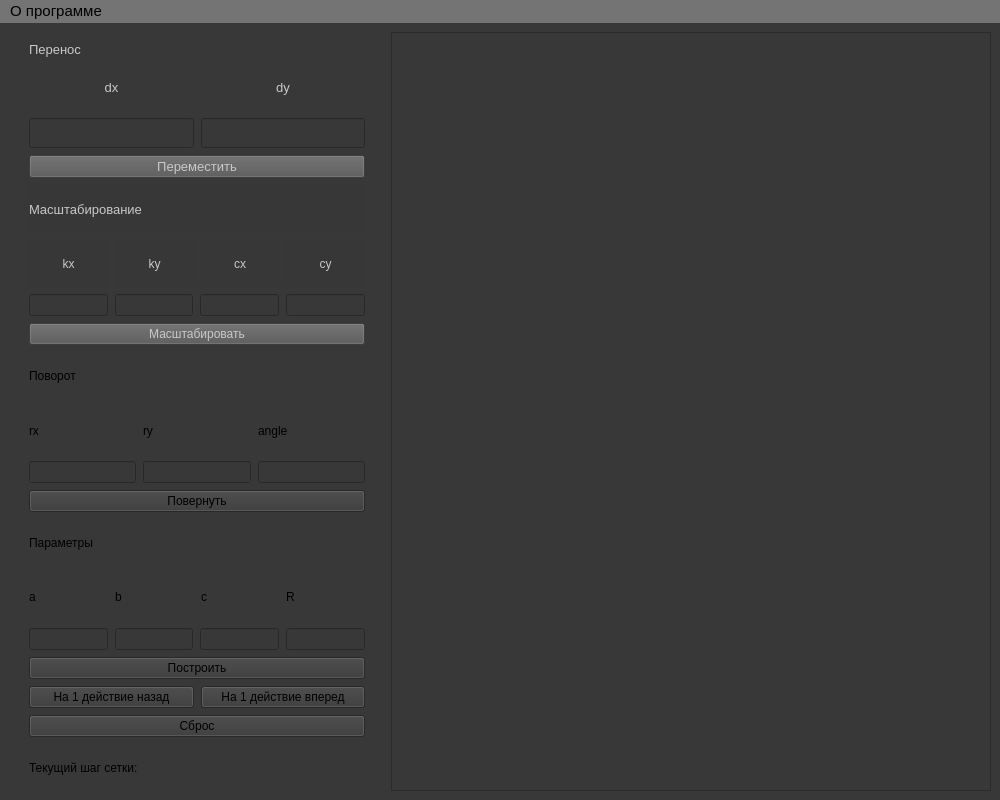
NikolayL2sch/cg_bmstu, file lab_02_19/template.ui: the form before one commit.
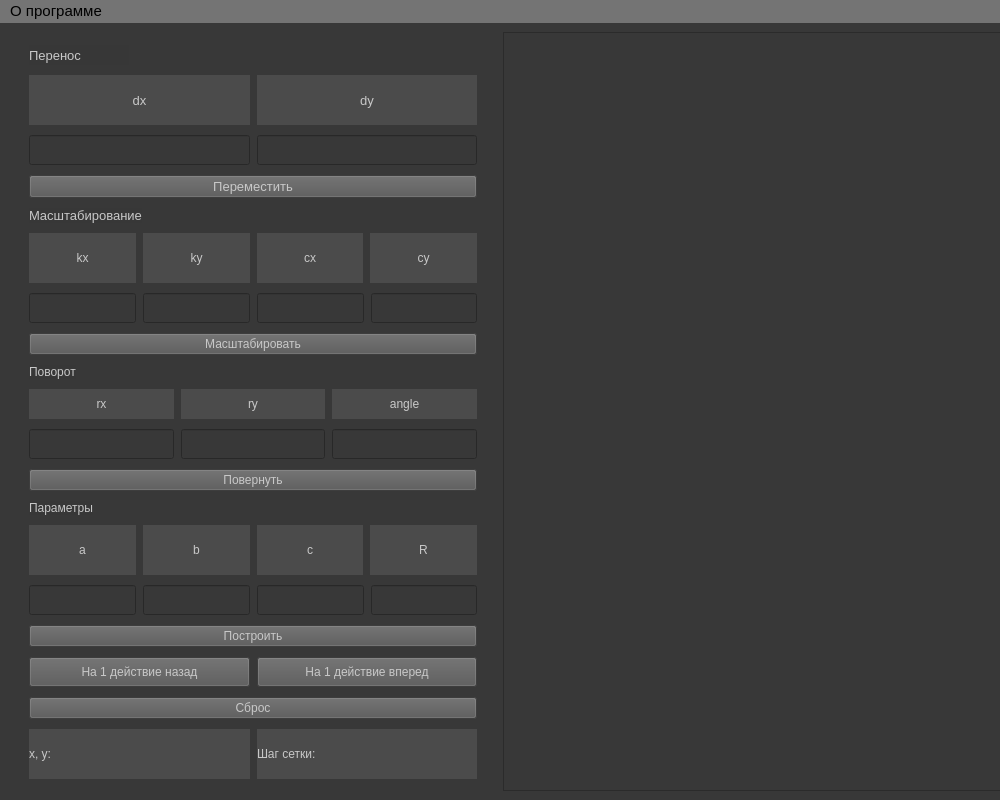
The form after the commit.

Commit message: add move canvas methods

```diff
--- a/lab_02_19/template.ui
+++ b/lab_02_19/template.ui
@@ -96,6 +96,12 @@
           <verstretch>0</verstretch>
          </sizepolicy>
         </property>
+        <property name="maximumSize">
+         <size>
+          <width>100</width>
+          <height>20</height>
+         </size>
+        </property>
         <property name="font">
          <font>
           <pointsize>10</pointsize>
@@ -103,8 +109,6 @@
         </property>
         <property name="styleSheet">
          <string notr="true">color: rgb(200, 200, 200);
-border-color: rgb(131, 131, 131);
-gridline-color: rgb(95, 95, 95);
 background-color: rgb(55, 55, 55);</string>
         </property>
         <property name="text">
@@ -119,7 +123,7 @@
           <item>
            <widget class="QLabel" name="dx_label">
             <property name="sizePolicy">
-             <sizepolicy hsizetype="Minimum" vsizetype="Minimum">
+             <sizepolicy hsizetype="Fixed" vsizetype="Fixed">
               <horstretch>0</horstretch>
               <verstretch>0</verstretch>
              </sizepolicy>
@@ -137,7 +141,8 @@
             </property>
             <property name="styleSheet">
              <string notr="true">color: rgb(200, 200, 200);
-border-color: rgb(255, 255, 255);</string>
+border-color: rgb(255, 255, 255);
+background-color: rgb(75, 75, 75);</string>
             </property>
             <property name="text">
              <string>dx</string>
@@ -153,7 +158,7 @@
           <item>
            <widget class="QLabel" name="dy_label">
             <property name="sizePolicy">
-             <sizepolicy hsizetype="Minimum" vsizetype="Minimum">
+             <sizepolicy hsizetype="Fixed" vsizetype="Fixed">
               <horstretch>0</horstretch>
               <verstretch>0</verstretch>
              </sizepolicy>
@@ -171,7 +176,8 @@
             </property>
             <property name="styleSheet">
              <string notr="true">color: rgb(200, 200, 200);
-border-color: rgb(255, 255, 255);</string>
+border-color: rgb(255, 255, 255);
+background-color: rgb(75, 75, 75);</string>
             </property>
             <property name="text">
              <string>dy</string>
@@ -190,7 +196,7 @@
         <item>
          <widget class="QLineEdit" name="set_dx">
           <property name="sizePolicy">
-           <sizepolicy hsizetype="Minimum" vsizetype="Fixed">
+           <sizepolicy hsizetype="Fixed" vsizetype="Fixed">
             <horstretch>0</horstretch>
             <verstretch>0</verstretch>
            </sizepolicy>
@@ -217,7 +223,7 @@
         <item>
          <widget class="QLineEdit" name="set_dy">
           <property name="sizePolicy">
-           <sizepolicy hsizetype="Minimum" vsizetype="Fixed">
+           <sizepolicy hsizetype="Fixed" vsizetype="Fixed">
             <horstretch>0</horstretch>
             <verstretch>0</verstretch>
            </sizepolicy>
@@ -246,7 +252,7 @@
       <item>
        <widget class="QPushButton" name="move_action_button">
         <property name="sizePolicy">
-         <sizepolicy hsizetype="Minimum" vsizetype="Fixed">
+         <sizepolicy hsizetype="Fixed" vsizetype="Fixed">
           <horstretch>0</horstretch>
           <verstretch>0</verstretch>
          </sizepolicy>
@@ -259,7 +265,7 @@
         </property>
         <property name="maximumSize">
          <size>
-          <width>700</width>
+          <width>650</width>
           <height>16777215</height>
          </size>
         </property>
@@ -279,6 +285,12 @@
       </item>
       <item>
        <widget class="QLabel" name="scale_label">
+        <property name="sizePolicy">
+         <sizepolicy hsizetype="Fixed" vsizetype="Fixed">
+          <horstretch>0</horstretch>
+          <verstretch>0</verstretch>
+         </sizepolicy>
+        </property>
         <property name="font">
          <font>
           <pointsize>10</pointsize>
@@ -299,6 +311,18 @@
        <layout class="QHBoxLayout" name="horizontalLayout_4">
         <item>
          <widget class="QLabel" name="kx_scale_label">
+          <property name="sizePolicy">
+           <sizepolicy hsizetype="Fixed" vsizetype="Fixed">
+            <horstretch>0</horstretch>
+            <verstretch>0</verstretch>
+           </sizepolicy>
+          </property>
+          <property name="maximumSize">
+           <size>
+            <width>130</width>
+            <height>50</height>
+           </size>
+          </property>
           <property name="layoutDirection">
            <enum>Qt::LeftToRight</enum>
           </property>
@@ -307,7 +331,7 @@
 font: 10pt &quot;Segoe UI&quot;;
 border-color: rgb(131, 131, 131);
 gridline-color: rgb(95, 95, 95);
-background-color: rgb(55, 55, 55);</string>
+background-color: rgb(75, 75, 75);</string>
           </property>
           <property name="text">
            <string>kx</string>
@@ -319,12 +343,24 @@
         </item>
         <item>
          <widget class="QLabel" name="ky_scale_label">
+          <property name="sizePolicy">
+           <sizepolicy hsizetype="Fixed" vsizetype="Fixed">
+            <horstretch>0</horstretch>
+            <verstretch>0</verstretch>
+           </sizepolicy>
+          </property>
+          <property name="maximumSize">
+           <size>
+            <width>130</width>
+            <height>50</height>
+           </size>
+          </property>
           <property name="styleSheet">
            <string notr="true">color: rgb(200, 200, 200);
 font: 10pt &quot;Segoe UI&quot;;
 border-color: rgb(131, 131, 131);
 gridline-color: rgb(95, 95, 95);
-background-color: rgb(55, 55, 55);</string>
+background-color: rgb(75, 75, 75);</string>
           </property>
           <property name="text">
            <string>ky</string>
@@ -336,12 +372,24 @@
         </item>
         <item>
          <widget class="QLabel" name="cx_scale_label">
+          <property name="sizePolicy">
+           <sizepolicy hsizetype="Fixed" vsizetype="Fixed">
+            <horstretch>0</horstretch>
+            <verstretch>0</verstretch>
+           </sizepolicy>
+          </property>
+          <property name="maximumSize">
+           <size>
+            <width>130</width>
+            <height>50</height>
+           </size>
+          </property>
           <property name="styleSheet">
            <string notr="true">color: rgb(200, 200, 200);
 font: 10pt &quot;Segoe UI&quot;;
 border-color: rgb(131, 131, 131);
 gridline-color: rgb(95, 95, 95);
-background-color: rgb(55, 55, 55);</string>
+background-color: rgb(75, 75, 75);</string>
           </property>
           <property name="text">
            <string>cx</string>
@@ -353,12 +401,24 @@
         </item>
         <item>
          <widget class="QLabel" name="cy_scale_label">
+          <property name="sizePolicy">
+           <sizepolicy hsizetype="Fixed" vsizetype="Fixed">
+            <horstretch>0</horstretch>
+            <verstretch>0</verstretch>
+           </sizepolicy>
+          </property>
+          <property name="maximumSize">
+           <size>
+            <width>130</width>
+            <height>50</height>
+           </size>
+          </property>
           <property name="styleSheet">
            <string notr="true">color: rgb(200, 200, 200);
 font: 10pt &quot;Segoe UI&quot;;
 border-color: rgb(131, 131, 131);
 gridline-color: rgb(95, 95, 95);
-background-color: rgb(55, 55, 55);</string>
+background-color: rgb(75, 75, 75);</string>
           </property>
           <property name="text">
            <string>cy</string>
@@ -374,6 +434,18 @@
        <layout class="QHBoxLayout" name="horizontalLayout_5">
         <item>
          <widget class="QLineEdit" name="set_kx">
+          <property name="sizePolicy">
+           <sizepolicy hsizetype="Fixed" vsizetype="Fixed">
+            <horstretch>0</horstretch>
+            <verstretch>0</verstretch>
+           </sizepolicy>
+          </property>
+          <property name="maximumSize">
+           <size>
+            <width>130</width>
+            <height>30</height>
+           </size>
+          </property>
           <property name="styleSheet">
            <string notr="true">border-color: rgb(255, 255, 255);
 color: rgb(255, 255, 255);
@@ -383,6 +455,18 @@
         </item>
         <item>
          <widget class="QLineEdit" name="set_ky">
+          <property name="sizePolicy">
+           <sizepolicy hsizetype="Fixed" vsizetype="Fixed">
+            <horstretch>0</horstretch>
+            <verstretch>0</verstretch>
+           </sizepolicy>
+          </property>
+          <property name="maximumSize">
+           <size>
+            <width>130</width>
+            <height>30</height>
+           </size>
+          </property>
           <property name="styleSheet">
            <string notr="true">border-color: rgb(255, 255, 255);
 color: rgb(255, 255, 255);
@@ -392,6 +476,18 @@
         </item>
         <item>
          <widget class="QLineEdit" name="set_cx">
+          <property name="sizePolicy">
+           <sizepolicy hsizetype="Fixed" vsizetype="Fixed">
+            <horstretch>0</horstretch>
+            <verstretch>0</verstretch>
+           </sizepolicy>
+          </property>
+          <property name="maximumSize">
+           <size>
+            <width>130</width>
+            <height>30</height>
+           </size>
+          </property>
           <property name="styleSheet">
            <string notr="true">border-color: rgb(255, 255, 255);
 color: rgb(255, 255, 255);
@@ -401,6 +497,18 @@
         </item>
         <item>
          <widget class="QLineEdit" name="set_cy">
+          <property name="sizePolicy">
+           <sizepolicy hsizetype="Fixed" vsizetype="Fixed">
+            <horstretch>0</horstretch>
+            <verstretch>0</verstretch>
+           </sizepolicy>
+          </property>
+          <property name="maximumSize">
+           <size>
+            <width>130</width>
+            <height>30</height>
+           </size>
+          </property>
           <property name="styleSheet">
            <string notr="true">border-color: rgb(255, 255, 255);
 color: rgb(255, 255, 255);
@@ -412,6 +520,18 @@
       </item>
       <item>
        <widget class="QPushButton" name="scale_action_button">
+        <property name="sizePolicy">
+         <sizepolicy hsizetype="Fixed" vsizetype="Fixed">
+          <horstretch>0</horstretch>
+          <verstretch>0</verstretch>
+         </sizepolicy>
+        </property>
+        <property name="maximumSize">
+         <size>
+          <width>650</width>
+          <height>16777215</height>
+         </size>
+        </property>
         <property name="styleSheet">
          <string notr="true">color: rgb(200, 200, 200);
 font: 10pt &quot;Segoe UI&quot;;
@@ -423,7 +543,20 @@
        </widget>
       </item>
       <item>
-       <widget class="QLabel" name="label_8">
+       <widget class="QLabel" name="rotate_label">
+        <property name="sizePolicy">
+         <sizepolicy hsizetype="Fixed" vsizetype="Fixed">
+          <horstretch>0</horstretch>
+          <verstretch>0</verstretch>
+         </sizepolicy>
+        </property>
+        <property name="styleSheet">
+         <string notr="true">color: rgb(200, 200, 200);
+border-color: rgb(131, 131, 131);
+gridline-color: rgb(95, 95, 95);
+background-color: rgb(55, 55, 55);
+font: 10pt &quot;Segoe UI&quot;;</string>
+        </property>
         <property name="text">
          <string>Поворот</string>
         </property>
@@ -432,24 +565,89 @@
       <item>
        <layout class="QHBoxLayout" name="horizontalLayout_6">
         <item>
-         <widget class="QLabel" name="label_11">
+         <widget class="QLabel" name="rx_label">
+          <property name="sizePolicy">
+           <sizepolicy hsizetype="Fixed" vsizetype="Fixed">
+            <horstretch>0</horstretch>
+            <verstretch>0</verstretch>
+           </sizepolicy>
+          </property>
+          <property name="maximumSize">
+           <size>
+            <width>190</width>
+            <height>30</height>
+           </size>
+          </property>
+          <property name="styleSheet">
+           <string notr="true">color: rgb(200, 200, 200);
+font: 10pt &quot;Segoe UI&quot;;
+border-color: rgb(255, 255, 255);
+background-color: rgb(75, 75, 75);</string>
+          </property>
           <property name="text">
            <string>rx</string>
           </property>
+          <property name="alignment">
+           <set>Qt::AlignCenter</set>
+          </property>
          </widget>
         </item>
         <item>
-         <widget class="QLabel" name="label_10">
+         <widget class="QLabel" name="ry_label">
+          <property name="sizePolicy">
+           <sizepolicy hsizetype="Fixed" vsizetype="Fixed">
+            <horstretch>0</horstretch>
+            <verstretch>0</verstretch>
+           </sizepolicy>
+          </property>
+          <property name="maximumSize">
+           <size>
+            <width>190</width>
+            <height>30</height>
+           </size>
+          </property>
+          <property name="styleSheet">
+           <string notr="true">color: rgb(200, 200, 200);
+font: 10pt &quot;Segoe UI&quot;;
+border-color: rgb(131, 131, 131);
+gridline-color: rgb(95, 95, 95);
+background-color: rgb(75, 75, 75);</string>
+          </property>
           <property name="text">
            <string>ry</string>
           </property>
+          <property name="alignment">
+           <set>Qt::AlignCenter</set>
+          </property>
          </widget>
         </item>
         <item>
-         <widget class="QLabel" name="label_9">
+         <widget class="QLabel" name="angle_label">
+          <property name="sizePolicy">
+           <sizepolicy hsizetype="Fixed" vsizetype="Fixed">
+            <horstretch>0</horstretch>
+            <verstretch>0</verstretch>
+           </sizepolicy>
+          </property>
+          <property name="maximumSize">
+           <size>
+            <width>190</width>
+            <height>30</height>
+           </size>
+          </property>
+          <property name="styleSheet">
+           <string notr="true">color: rgb(200, 200, 200);
+font: 10pt &quot;Segoe UI&quot;;
+border-color: rgb(131, 131, 131);
+gridline-color: rgb(95, 95, 95);
+background-color: rgb(75, 75, 75);</string>
+          </property>
           <property name="text">
            <string>angle</string>
           </property>
+          <property name="alignment">
+           <set>Qt::AlignCenter</set>
+          </property>
          </widget>
         </item>
        </layout>
@@ -457,18 +655,89 @@
       <item>
        <layout class="QHBoxLayout" name="horizontalLayout_7">
         <item>
-         <widget class="QLineEdit" name="lineEdit_8"/>
+         <widget class="QLineEdit" name="set_rx">
+          <property name="sizePolicy">
+           <sizepolicy hsizetype="Fixed" vsizetype="Fixed">
+            <horstretch>0</horstretch>
+            <verstretch>0</verstretch>
+           </sizepolicy>
+          </property>
+          <property name="maximumSize">
+           <size>
+            <width>190</width>
+            <height>30</height>
+           </size>
+          </property>
+          <property name="styleSheet">
+           <string notr="true">border-color: rgb(255, 255, 255);
+color: rgb(255, 255, 255);
+font: 10pt &quot;Segoe UI&quot;;</string>
+          </property>
+         </widget>
         </item>
         <item>
-         <widget class="QLineEdit" name="lineEdit_9"/>
+         <widget class="QLineEdit" name="set_ry">
+          <property name="sizePolicy">
+           <sizepolicy hsizetype="Fixed" vsizetype="Fixed">
+            <horstretch>0</horstretch>
+            <verstretch>0</verstretch>
+           </sizepolicy>
+          </property>
+          <property name="maximumSize">
+           <size>
+            <width>190</width>
+            <height>30</height>
+           </size>
+          </property>
+          <property name="styleSheet">
+           <string notr="true">border-color: rgb(255, 255, 255);
+color: rgb(255, 255, 255);
+font: 10pt &quot;Segoe UI&quot;;</string>
+          </property>
+         </widget>
         </item>
         <item>
-         <widget class="QLineEdit" name="lineEdit_7"/>
+         <widget class="QLineEdit" name="set_angle">
+          <property name="sizePolicy">
+           <sizepolicy hsizetype="Fixed" vsizetype="Fixed">
+            <horstretch>0</horstretch>
+            <verstretch>0</verstretch>
+           </sizepolicy>
+          </property>
+          <property name="maximumSize">
+           <size>
+            <width>190</width>
+            <height>30</height>
+           </size>
+          </property>
+          <property name="styleSheet">
+           <string notr="true">border-color: rgb(255, 255, 255);
+color: rgb(255, 255, 255);
+font: 10pt &quot;Segoe UI&quot;;</string>
+          </property>
+         </widget>
         </item>
        </layout>
       </item>
       <item>
-       <widget class="QPushButton" name="pushButton_3">
+       <widget class="QPushButton" name="rotate_action_button">
+        <property name="sizePolicy">
+         <sizepolicy hsizetype="Fixed" vsizetype="Fixed">
+          <horstretch>0</horstretch>
+          <verstretch>0</verstretch>
+         </sizepolicy>
+        </property>
+        <property name="maximumSize">
+         <size>
+          <width>650</width>
+          <height>16777215</height>
+         </size>
+        </property>
+        <property name="styleSheet">
+         <string notr="true">color: rgb(200, 200, 200);
+font: 10pt &quot;Segoe UI&quot;;
+background-color: rgb(86, 86, 86);</string>
+        </property>
         <property name="text">
          <string>Повернуть</string>
         </property>
@@ -476,6 +745,19 @@
       </item>
       <item>
        <widget class="QLabel" name="label_12">
+        <property name="sizePolicy">
+         <sizepolicy hsizetype="Fixed" vsizetype="Fixed">
+          <horstretch>0</horstretch>
+          <verstretch>0</verstretch>
+         </sizepolicy>
+        </property>
+        <property name="styleSheet">
+         <string notr="true">color: rgb(200, 200, 200);
+border-color: rgb(131, 131, 131);
+gridline-color: rgb(95, 95, 95);
+background-color: rgb(55, 55, 55);
+font: 10pt &quot;Segoe UI&quot;;</string>
+        </property>
         <property name="text">
          <string>Параметры</string>
         </property>
@@ -484,31 +766,119 @@
       <item>
        <layout class="QHBoxLayout" name="horizontalLayout_10">
         <item>
-         <widget class="QLabel" name="label_14">
+         <widget class="QLabel" name="a_coeff_label">
+          <property name="sizePolicy">
+           <sizepolicy hsizetype="Fixed" vsizetype="Fixed">
+            <horstretch>0</horstretch>
+            <verstretch>0</verstretch>
+           </sizepolicy>
+          </property>
+          <property name="maximumSize">
+           <size>
+            <width>130</width>
+            <height>50</height>
+           </size>
+          </property>
+          <property name="styleSheet">
+           <string notr="true">color: rgb(200, 200, 200);
+font: 10pt &quot;Segoe UI&quot;;
+border-color: rgb(131, 131, 131);
+gridline-color: rgb(95, 95, 95);
+background-color: rgb(75, 75, 75);</string>
+          </property>
           <property name="text">
            <string>a</string>
           </property>
+          <property name="alignment">
+           <set>Qt::AlignCenter</set>
+          </property>
          </widget>
         </item>
         <item>
          <widget class="QLabel" name="label_15">
+          <property name="sizePolicy">
+           <sizepolicy hsizetype="Fixed" vsizetype="Fixed">
+            <horstretch>0</horstretch>
+            <verstretch>0</verstretch>
+           </sizepolicy>
+          </property>
+          <property name="maximumSize">
+           <size>
+            <width>130</width>
+            <height>50</height>
+           </size>
+          </property>
+          <property name="styleSheet">
+           <string notr="true">color: rgb(200, 200, 200);
+font: 10pt &quot;Segoe UI&quot;;
+border-color: rgb(131, 131, 131);
+gridline-color: rgb(95, 95, 95);
+background-color: rgb(75, 75, 75);</string>
+          </property>
           <property name="text">
            <string>b</string>
           </property>
+          <property name="alignment">
+           <set>Qt::AlignCenter</set>
+          </property>
          </widget>
         </item>
         <item>
          <widget class="QLabel" name="label_16">
+          <property name="sizePolicy">
+           <sizepolicy hsizetype="Fixed" vsizetype="Fixed">
+            <horstretch>0</horstretch>
+            <verstretch>0</verstretch>
+           </sizepolicy>
+          </property>
+          <property name="maximumSize">
+           <size>
+            <width>130</width>
+            <height>50</height>
+           </size>
+          </property>
+          <property name="styleSheet">
+           <string notr="true">color: rgb(200, 200, 200);
+font: 10pt &quot;Segoe UI&quot;;
+border-color: rgb(131, 131, 131);
+gridline-color: rgb(95, 95, 95);
+background-color: rgb(75, 75, 75);</string>
+          </property>
           <property name="text">
            <string>c</string>
           </property>
+          <property name="alignment">
+           <set>Qt::AlignCenter</set>
+          </property>
          </widget>
         </item>
         <item>
-         <widget class="QLabel" name="label_13">
+         <widget class="QLabel" name="r_coeff_label">
+          <property name="sizePolicy">
+           <sizepolicy hsizetype="Fixed" vsizetype="Fixed">
+            <horstretch>0</horstretch>
+            <verstretch>0</verstretch>
+           </sizepolicy>
+          </property>
+          <property name="maximumSize">
+           <size>
+            <width>130</width>
+            <height>50</height>
+           </size>
+          </property>
+          <property name="styleSheet">
+           <string notr="true">color: rgb(200, 200, 200);
+font: 10pt &quot;Segoe UI&quot;;
+border-color: rgb(131, 131, 131);
+gridline-color: rgb(95, 95, 95);
+background-color: rgb(75, 75, 75);</string>
+          </property>
           <property name="text">
            <string>R</string>
           </property>
+          <property name="alignment">
+           <set>Qt::AlignCenter</set>
+          </property>
          </widget>
         </item>
        </layout>
@@ -516,21 +886,110 @@
       <item>
        <layout class="QHBoxLayout" name="horizontalLayout_11">
         <item>
-         <widget class="QLineEdit" name="lineEdit_11"/>
+         <widget class="QLineEdit" name="lineEdit_11">
+          <property name="sizePolicy">
+           <sizepolicy hsizetype="Fixed" vsizetype="Fixed">
+            <horstretch>0</horstretch>
+            <verstretch>0</verstretch>
+           </sizepolicy>
+          </property>
+          <property name="maximumSize">
+           <size>
+            <width>130</width>
+            <height>30</height>
+           </size>
+          </property>
+          <property name="styleSheet">
+           <string notr="true">border-color: rgb(255, 255, 255);
+color: rgb(255, 255, 255);
+font: 10pt &quot;Segoe UI&quot;;</string>
+          </property>
+         </widget>
         </item>
         <item>
-         <widget class="QLineEdit" name="lineEdit_12"/>
+         <widget class="QLineEdit" name="lineEdit_12">
+          <property name="sizePolicy">
+           <sizepolicy hsizetype="Fixed" vsizetype="Fixed">
+            <horstretch>0</horstretch>
+            <verstretch>0</verstretch>
+           </sizepolicy>
+          </property>
+          <property name="maximumSize">
+           <size>
+            <width>130</width>
+            <height>30</height>
+           </size>
+          </property>
+          <property name="styleSheet">
+           <string notr="true">border-color: rgb(255, 255, 255);
+color: rgb(255, 255, 255);
+font: 10pt &quot;Segoe UI&quot;;</string>
+          </property>
+         </widget>
         </item>
         <item>
-         <widget class="QLineEdit" name="lineEdit_13"/>
+         <widget class="QLineEdit" name="lineEdit_13">
+          <property name="sizePolicy">
+           <sizepolicy hsizetype="Fixed" vsizetype="Fixed">
+            <horstretch>0</horstretch>
+            <verstretch>0</verstretch>
+           </sizepolicy>
+          </property>
+          <property name="maximumSize">
+           <size>
+            <width>130</width>
+            <height>30</height>
+           </size>
+          </property>
+          <property name="styleSheet">
+           <string notr="true">border-color: rgb(255, 255, 255);
+color: rgb(255, 255, 255);
+font: 10pt &quot;Segoe UI&quot;;</string>
+          </property>
+         </widget>
         </item>
         <item>
-         <widget class="QLineEdit" name="lineEdit_10"/>
+         <widget class="QLineEdit" name="lineEdit_10">
+          <property name="sizePolicy">
+           <sizepolicy hsizetype="Fixed" vsizetype="Fixed">
+            <horstretch>0</horstretch>
+            <verstretch>0</verstretch>
+           </sizepolicy>
+          </property>
+          <property name="maximumSize">
+           <size>
+            <width>130</width>
+            <height>30</height>
+           </size>
+          </property>
+          <property name="styleSheet">
+           <string notr="true">border-color: rgb(255, 255, 255);
+color: rgb(255, 255, 255);
+font: 10pt &quot;Segoe UI&quot;;</string>
+          </property>
+         </widget>
         </item>
        </layout>
       </item>
       <item>
        <widget class="QPushButton" name="pushButton_4">
+        <property name="sizePolicy">
+         <sizepolicy hsizetype="Fixed" vsizetype="Fixed">
+          <horstretch>0</horstretch>
+          <verstretch>0</verstretch>
+         </sizepolicy>
+        </property>
+        <property name="maximumSize">
+         <size>
+          <width>650</width>
+          <height>16777215</height>
+         </size>
+        </property>
+        <property name="styleSheet">
+         <string notr="true">color: rgb(200, 200, 200);
+font: 10pt &quot;Segoe UI&quot;;
+background-color: rgb(86, 86, 86);</string>
+        </property>
         <property name="text">
          <string>Построить</string>
         </property>
@@ -540,6 +999,23 @@
        <layout class="QHBoxLayout" name="horizontalLayout_13">
         <item>
          <widget class="QPushButton" name="pushButton_6">
+          <property name="sizePolicy">
+           <sizepolicy hsizetype="Fixed" vsizetype="Fixed">
+            <horstretch>0</horstretch>
+            <verstretch>0</verstretch>
+           </sizepolicy>
+          </property>
+          <property name="maximumSize">
+           <size>
+            <width>300</width>
+            <height>30</height>
+           </size>
+          </property>
+          <property name="styleSheet">
+           <string notr="true">color: rgb(200, 200, 200);
+font: 10pt &quot;Segoe UI&quot;;
+background-color: rgb(86, 86, 86);</string>
+          </property>
           <property name="text">
            <string>На 1 действие назад</string>
           </property>
@@ -547,6 +1023,23 @@
         </item>
         <item>
          <widget class="QPushButton" name="pushButton_5">
+          <property name="sizePolicy">
+           <sizepolicy hsizetype="Fixed" vsizetype="Fixed">
+            <horstretch>0</horstretch>
+            <verstretch>0</verstretch>
+           </sizepolicy>
+          </property>
+          <property name="maximumSize">
+           <size>
+            <width>300</width>
+            <height>30</height>
+           </size>
+          </property>
+          <property name="styleSheet">
+           <string notr="true">color: rgb(200, 200, 200);
+font: 10pt &quot;Segoe UI&quot;;
+background-color: rgb(86, 86, 86);</string>
+          </property>
           <property name="text">
            <string>На 1 действие вперед</string>
           </property>
@@ -556,17 +1049,81 @@
       </item>
       <item>
        <widget class="QPushButton" name="pushButton_7">
+        <property name="sizePolicy">
+         <sizepolicy hsizetype="Fixed" vsizetype="Fixed">
+          <horstretch>0</horstretch>
+          <verstretch>0</verstretch>
+         </sizepolicy>
+        </property>
+        <property name="maximumSize">
+         <size>
+          <width>650</width>
+          <height>16777215</height>
+         </size>
+        </property>
+        <property name="styleSheet">
+         <string notr="true">color: rgb(200, 200, 200);
+font: 10pt &quot;Segoe UI&quot;;
+background-color: rgb(86, 86, 86);</string>
+        </property>
         <property name="text">
          <string>Сброс</string>
         </property>
        </widget>
       </item>
       <item>
-       <widget class="QLabel" name="current_grid_label">
-        <property name="text">
-         <string>Текущий шаг сетки:</string>
-        </property>
-       </widget>
+       <layout class="QHBoxLayout" name="horizontalLayout">
+        <item>
+         <widget class="QLabel" name="current_coords_label">
+          <property name="sizePolicy">
+           <sizepolicy hsizetype="Fixed" vsizetype="Fixed">
+            <horstretch>0</horstretch>
+            <verstretch>0</verstretch>
+           </sizepolicy>
+          </property>
+          <property name="maximumSize">
+           <size>
+            <width>300</width>
+            <height>50</height>
+           </size>
+          </property>
+          <property name="styleSheet">
+           <string notr="true">color: rgb(200, 200, 200);
+font: 10pt &quot;Segoe UI&quot;;
+border-color: rgb(255, 255, 255);
+background-color: rgb(75, 75, 75);</string>
+          </property>
+          <property name="text">
+           <string>x, y:</string>
+          </property>
+         </widget>
+        </item>
+        <item>
+         <widget class="QLabel" name="current_grid_label">
+          <property name="sizePolicy">
+           <sizepolicy hsizetype="Fixed" vsizetype="Fixed">
+            <horstretch>0</horstretch>
+            <verstretch>0</verstretch>
+           </sizepolicy>
+          </property>
+          <property name="maximumSize">
+           <size>
+            <width>300</width>
+            <height>50</height>
+           </size>
+          </property>
+          <property name="styleSheet">
+           <string notr="true">color: rgb(200, 200, 200);
+font: 10pt &quot;Segoe UI&quot;;
+border-color: rgb(255, 255, 255);
+background-color: rgb(75, 75, 75);</string>
+          </property>
+          <property name="text">
+           <string>Шаг сетки:</string>
+          </property>
+         </widget>
+        </item>
+       </layout>
       </item>
      </layout>
     </item>
```
The commit also changes 1 other file.
